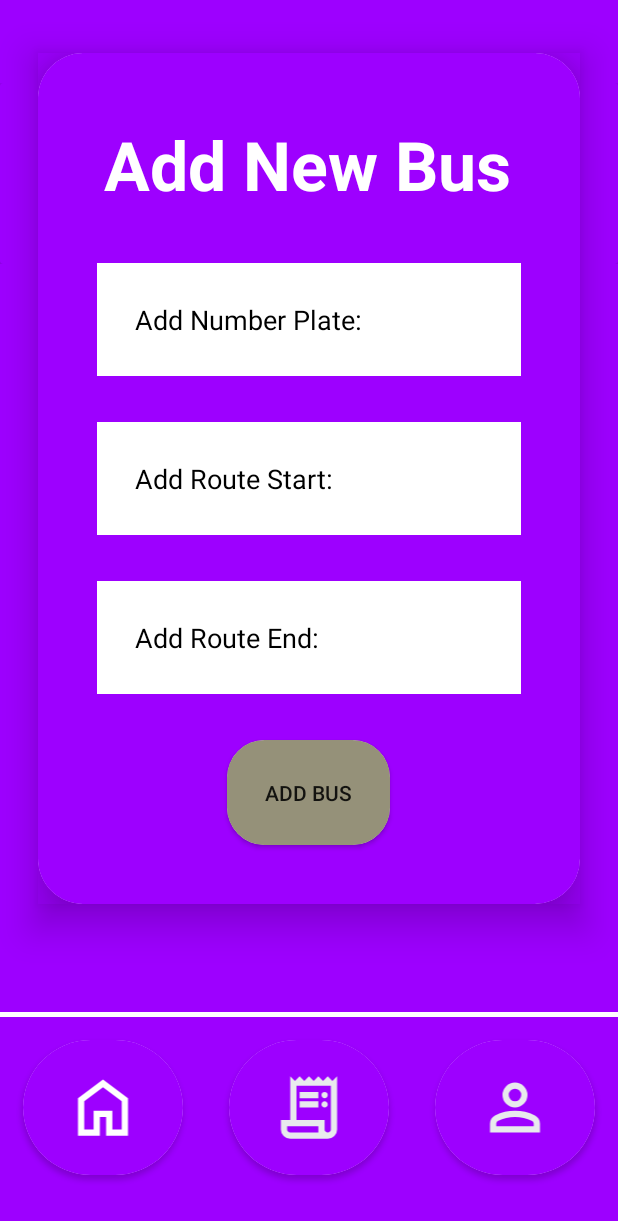
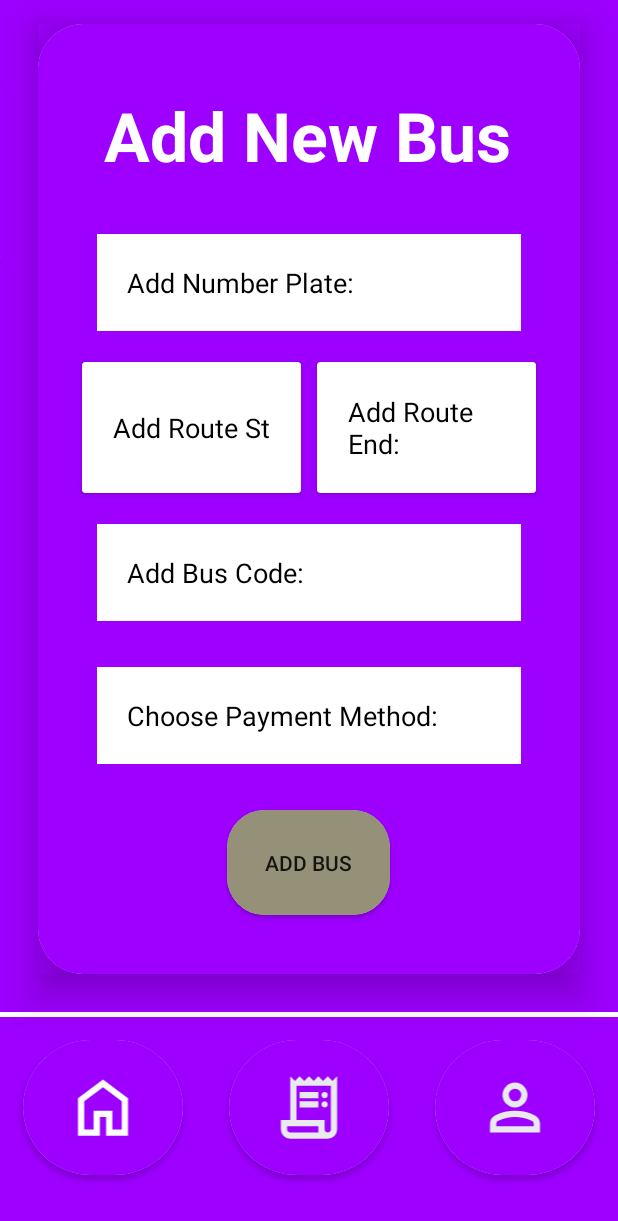
Before and after one commit to James-Muthama/Matatu-Pap-Admin-App, an Android app: the AddBusPageActivity screen opened directly, with no data from a screen before it, on a phone screen of 412 x 824 dp. Shown: the top 1221 px of the screen. Run offline under Robolectric (Android 15) with nearby library versions, the phone set to English and light mode, and no system bars; our stand-ins replace Firebase (no records; nobody signed in at launch, a user with empty details on screens opened directly).

Commit message:
Enabled adding a bus.

```diff
--- a/app/src/main/res/layout/add_bus_page.xml
+++ b/app/src/main/res/layout/add_bus_page.xml
@@ -13,12 +13,12 @@
         android:layout_height="wrap_content"
         android:layout_marginStart="25dp"
         android:layout_marginEnd="25dp"
-        android:layout_marginBottom="75dp"
+        android:layout_marginBottom="25dp"
         android:background="#9D00FF"
         android:elevation="15dp"
         android:gravity="center"
         android:orientation="vertical"
-        app:layout_constraintBottom_toTopOf="@+id/bottom_nav_bar"
+        app:layout_constraintBottom_toTopOf="@+id/white_line_design"
         app:layout_constraintEnd_toEndOf="parent"
         app:layout_constraintStart_toStartOf="parent">
 
@@ -59,11 +59,22 @@
                     android:background="#FFFFFF"
                     android:hint="@string/add_new_number_plate_text"
                     android:inputType="text"
-                    android:padding="25dp"
+                    android:padding="20dp"
                     android:textColor="#000000"
                     android:textColorHighlight="#0B0707"
                     android:textColorHint="#000000"
                     tools:ignore="TextFields" />
+
+                <LinearLayout
+                    android:layout_width="match_parent"
+                    android:layout_height="wrap_content"
+                    android:orientation="horizontal">
+
+                    <androidx.cardview.widget.CardView
+                        android:layout_width="match_parent"
+                        android:layout_height="match_parent"
+                        android:layout_margin="5dp"
+                        android:layout_weight="1">
 
                         <EditText
                             android:id="@+id/bus_route_start"
@@ -74,11 +85,19 @@
                             android:background="#FFFFFF"
                             android:hint="@string/add_route_start_text"
                             android:inputType="text"
-                    android:padding="25dp"
+                            android:padding="5dp"
                             android:textColor="#000000"
                             android:textColorHighlight="#0B0707"
                             android:textColorHint="#000000"
                             tools:ignore="TextFields" />
+
+                    </androidx.cardview.widget.CardView>
+
+                    <androidx.cardview.widget.CardView
+                        android:layout_width="match_parent"
+                        android:layout_height="match_parent"
+                        android:layout_margin="5dp"
+                        android:layout_weight="1">
 
                         <EditText
                             android:id="@+id/bus_route_end"
@@ -88,7 +107,38 @@
                             android:layout_margin="15dp"
                             android:background="#FFFFFF"
                             android:hint="@string/add_route_end_text"
-                    android:padding="25dp"
+                            android:padding="5dp"
+                            android:textColor="#000000"
+                            android:textColorHighlight="#0B0707"
+                            android:textColorHint="#000000"
+                            tools:ignore="TextFields" />
+                    </androidx.cardview.widget.CardView>
+
+                </LinearLayout>
+
+                <EditText
+                    android:id="@+id/bus_code"
+                    android:layout_width="match_parent"
+                    android:layout_height="wrap_content"
+                    android:layout_gravity="center"
+                    android:layout_margin="15dp"
+                    android:background="#FFFFFF"
+                    android:hint="@string/add_code_text"
+                    android:padding="20dp"
+                    android:textColor="#000000"
+                    android:textColorHighlight="#0B0707"
+                    android:textColorHint="#000000"
+                    tools:ignore="TextFields" />
+
+                <EditText
+                    android:id="@+id/bus_code2"
+                    android:layout_width="match_parent"
+                    android:layout_height="wrap_content"
+                    android:layout_gravity="center"
+                    android:layout_margin="15dp"
+                    android:background="#FFFFFF"
+                    android:hint="@string/add_payment_method_text"
+                    android:padding="20dp"
                     android:textColor="#000000"
                     android:textColorHighlight="#0B0707"
                     android:textColorHint="#000000"
--- a/app/src/main/res/values/strings.xml
+++ b/app/src/main/res/values/strings.xml
@@ -20,6 +20,8 @@
     <string name="add_new_number_plate_text">Add Number Plate:</string>
     <string name="add_route_start_text">Add Route Start:</string>
     <string name="add_route_end_text">Add Route End:</string>
+    <string name="add_code_text">Add Bus Code:</string>
+    <string name="add_payment_method_text">Choose Payment Method:</string>
     <string name="add_bus_txt">Add Bus</string>
     <string name="stages_between_text">Add Stages Between \n Separate with commas</string>
     <string name="price_per_stage_text">Price Per Stage:</string>
```
Lines whose indentation alone changed are shown as unchanged.
